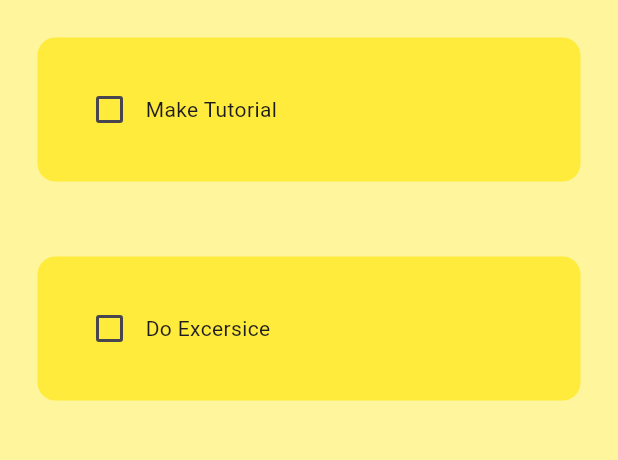
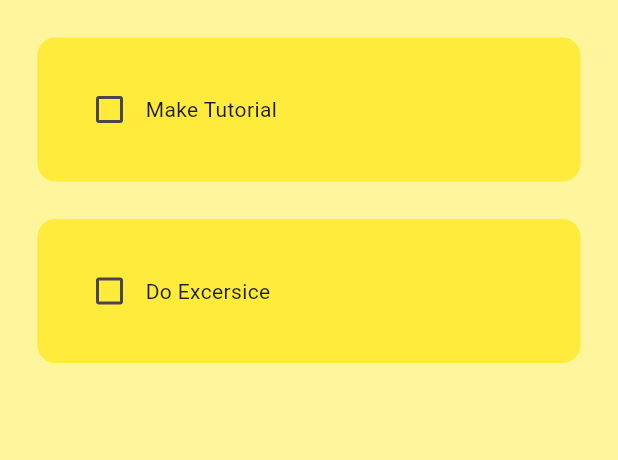
Before and after one commit to techmornach/omnitodo, a Flutter app: the screen it shows after launch, on a phone screen of 412 x 824 dp, the part 84-544 px from its top. Run offline on Flutter 3.47's test engine with Material 3 defaults, Android fonts, the phone set to English and light mode, and no system bars.

Commit message:
1 Sept 2024, 21:15

```diff
--- a/lib/util/todo_tile.dart
+++ b/lib/util/todo_tile.dart
@@ -14,12 +14,22 @@ class TodoTile extends StatelessWidget {
   @override
   Widget build(BuildContext context) {
     return Padding(
-      padding: const EdgeInsets.all(25.0),
+      padding: const EdgeInsets.only(left: 25.0, right: 25, top: 25),
       child: Container(
         padding: EdgeInsets.all(24),
         child: Row(children: [
-          Checkbox(value: taskCompleted, onChanged: onChanged),
-          Text(taskName)
+          Checkbox(
+            value: taskCompleted,
+            onChanged: onChanged,
+            activeColor: Colors.black,
+          ),
+          Text(
+            taskName,
+            style: TextStyle(
+                decoration: taskCompleted
+                    ? TextDecoration.lineThrough
+                    : TextDecoration.none),
+          )
         ]),
         decoration: BoxDecoration(
             color: Colors.yellow, borderRadius: BorderRadius.circular(12)),
```
